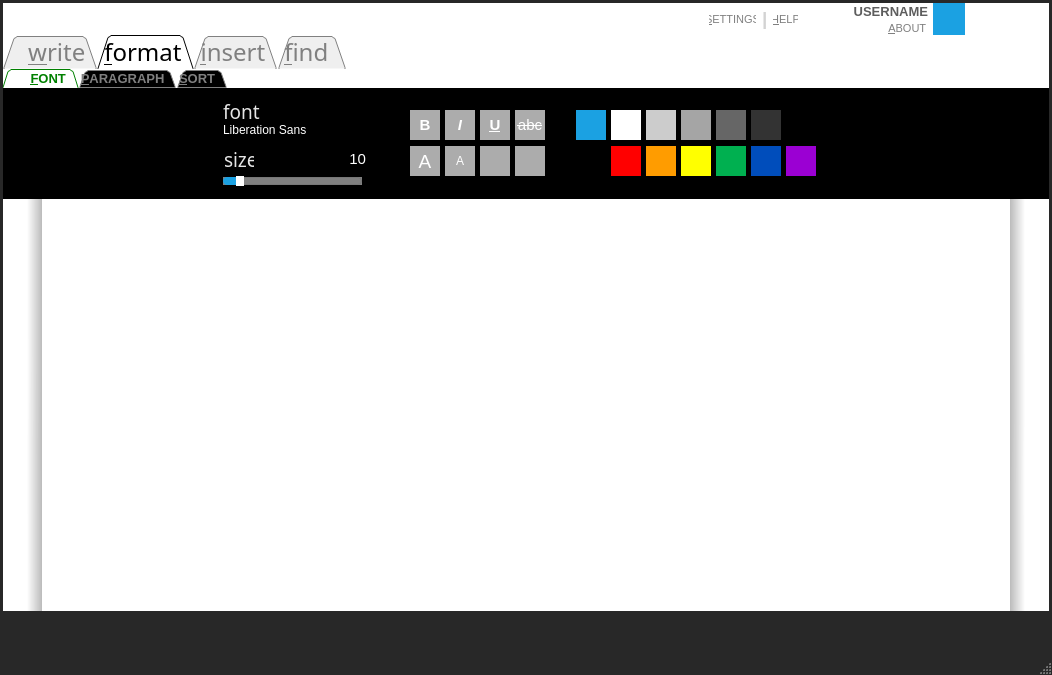
First picture: the form in Sources/mainwindow.ui, repository Sineaggi/CutePad, before the edit.
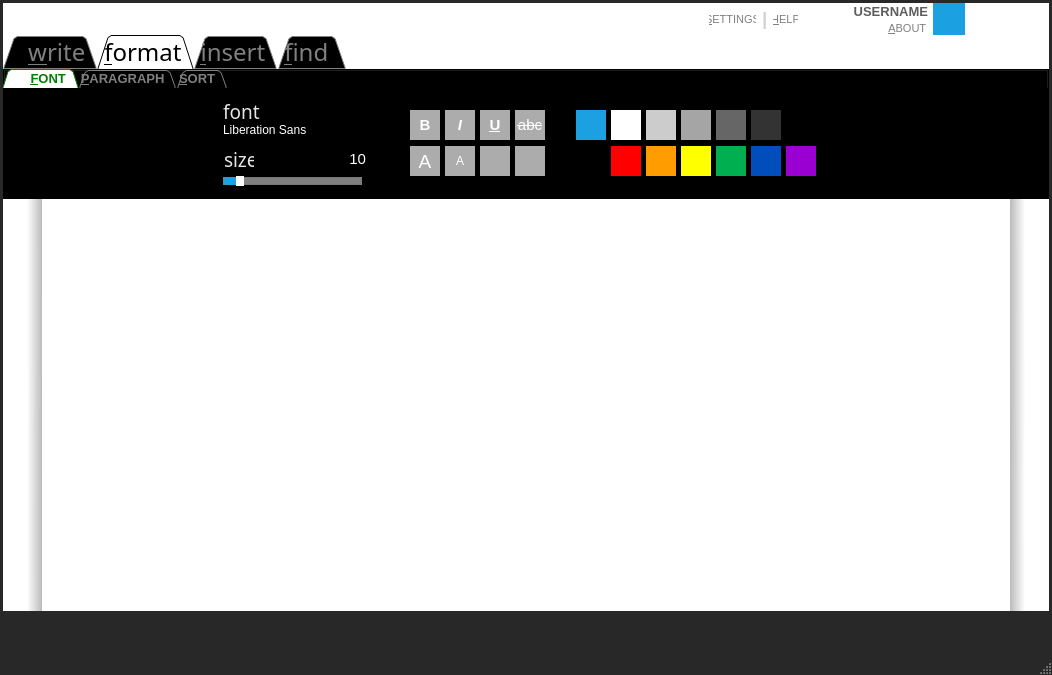
Second picture: the form after the edit. The open tabs and pages were chosen to show the change. Icons and pictures are not drawn.

Commit message: Fix tabs on OSX

```diff
--- a/Sources/mainwindow.ui
+++ b/Sources/mainwindow.ui
@@ -841,6 +841,16 @@
 
  }
 
+QTabWidget{
+  background-color: rgb(0, 0, 0);
+
+}
+ QTabWidget::tab-bar {
+     alignment: left;
+ background:white;
+
+ }
+
 
  /* Style the tab using the tab sub-control. Note that
      it reads QTabBar _not_ QTabWidget */
@@ -890,7 +900,7 @@
        <bool>true</bool>
       </property>
       <property name="documentMode">
-       <bool>true</bool>
+       <bool>false</bool>
       </property>
       <property name="tabsClosable">
        <bool>false</bool>
@@ -1223,36 +1233,31 @@
            </font>
           </property>
           <property name="styleSheet">
-           <string notr="true">
- QTabWidget::pane { /* The tab widget frame */
-     
+           <string notr="true">QTabWidget::pane { /* The tab widget frame */
      position: absolute;
+}
 
-
- }
-QTabWidget{
-  background-color: rgb(0, 0, 0);
-
+QTabWidget {
+    background-color: rgb(0, 0, 0);
 }
- QTabWidget::tab-bar {
-     alignment: left;
- background:white;
 
- }
+QTabWidget::tab-bar {
+    alignment: left;
+    background:white;
+}
 
  /* Style the tab using the tab sub-control. Note that
      it reads QTabBar _not_ QTabWidget */
- QTabBar::tab {
-     background:white;
-     border: white;
-     color :gray;
-     border-bottom-color: white; /* same as the pane color */
-     border-top-left-radius: 4px;
-     border-top-right-radius: 4px;
-     min-width: 8ex;
-     padding: 2px;
-
- }
+QTabBar::tab {
+    background: white;
+    border: white;
+    color: gray;
+    /*border-bottom-color: white;*/ /* same as the pane color */
+    /*border-top-left-radius: 4px;
+    border-top-right-radius: 4px;*/
+    min-width: 8px;
+    padding: 2px;
+}
 
  QTabBar::tab:selected{
   background:white;
```
Left out of the diff: 2 changed lines with no effect on the pictures.
